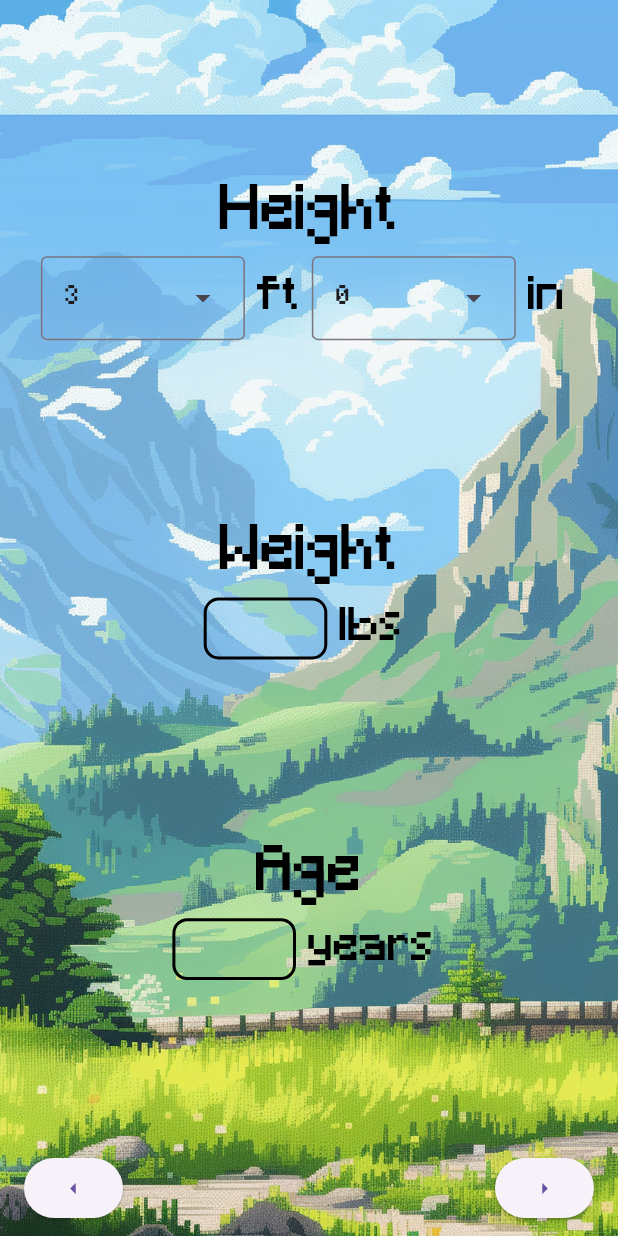
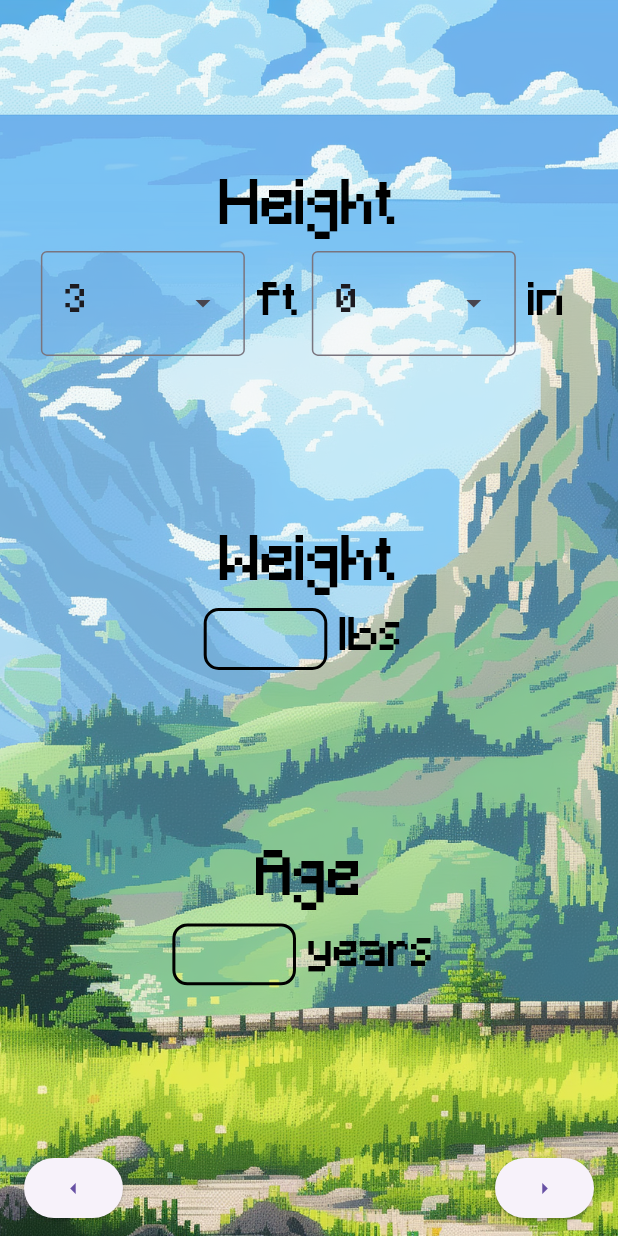
Before and after one commit to arexma/cs125-taskpals, a Flutter app: the screen it shows after launch, after a tap on the "arrow right" icon, on a phone screen of 412 x 824 dp. Run offline on Flutter 3.47's test engine with Material 3 defaults, Android fonts, the light colour scheme and no system bars; our stand-ins replace cloud_firestore, device_info_plus, firebase_core, flutter_dotenv, google_nav_bar, image_picker and 3 more; missing offline and left inert: android_id, health, pixelarticons; accounts and stored records are empty; statements that could not run were skipped.

Commit message:
Changed biometrics menu selector font size, refactored editable_field code

```diff
--- a/lib/screens/first_time_user/biometrics.dart
+++ b/lib/screens/first_time_user/biometrics.dart
@@ -52,7 +52,7 @@ class _Biometrics extends State<Biometrics> {
                     : widget.savedInfo['age'].toString(),
             boxWidth: MediaQuery.of(context).size.width * 0.20,
             boxHeight: MediaQuery.of(context).size.height * 0.05,
-            textSize: 18.0,
+            textSize: 20.0,
             textAlignment: Alignment.center,
             callback: (dynamic value) {
               String key = field == 'lbs' ? 'weight' : 'age';
@@ -74,7 +74,10 @@ class _Biometrics extends State<Biometrics> {
       }
 
       children.add(Padding(
-        padding: const EdgeInsets.only(left: 8.0, right: 8.0),
+        padding: const EdgeInsets.only(
+          left: 8.0,
+          right: 8.0,
+        ),
         child: Text(
           field,
           style: const TextStyle(
@@ -177,6 +180,7 @@ class _MenuState extends State<Menu> {
   Widget build(BuildContext context) {
     return DropdownMenu(
       initialSelection: selectedValue,
+      textStyle: const TextStyle(fontSize: 25.0),
       onSelected: (value) {
         setState(() {
           selectedValue = value;
--- a/lib/screens/first_time_user/starter_tasks.dart
+++ b/lib/screens/first_time_user/starter_tasks.dart
@@ -126,7 +126,7 @@ class _StarterTasks extends State<StarterTasks> {
                     borderColor: Colors.black,
                     borderWidth: 2,
                     borderRadius: 10,
-                    edgeInsets: 5,
+                    padding: 5,
                     textAlignment: Alignment.centerLeft,
                   ),
                   IconButton(
--- a/lib/services/user_data.dart
+++ b/lib/services/user_data.dart
@@ -6,7 +6,7 @@
 //    height --> int (inches)
 //    weight --> int
 //    age --> int
-//    pals_collected --> [string] (unique pal ids)
+//    pals_collected --> [strings] (pal names)
 //    tasks --> [string] (task descriptions)
 //    tasks_completed --> [string]
 //    tasks_deleted --> [string]
--- a/lib/utility/editable_field.dart
+++ b/lib/utility/editable_field.dart
@@ -21,7 +21,7 @@ class EditableTextField extends StatefulWidget {
   final Color? borderColor;
   final double? borderWidth;
   final double? borderRadius;
-  final double? edgeInsets;
+  final double? padding;
   final Color? textColor;
   final Shadow? textShadow;
   final double? textSize;
@@ -37,7 +37,7 @@ class EditableTextField extends StatefulWidget {
     this.borderColor,
     this.borderWidth,
     this.borderRadius,
-    this.edgeInsets,
+    this.padding,
     this.textColor,
     this.textShadow,
     this.textSize,
@@ -108,44 +108,22 @@ class EditableTextFieldState extends State<EditableTextField> {
             ),
             borderRadius: BorderRadius.circular(widget.borderRadius ?? 10),
           ),
-          padding: EdgeInsets.all(widget.edgeInsets ?? 5),
-          child: Align(
-            alignment: widget.textAlignment ?? Alignment.centerLeft,
-            child: _isEditing
-                ? Container(
-                    decoration: BoxDecoration(
-                      boxShadow: [
-                        widget.textShadow == null
-                            ? const BoxShadow(
-                                color: Colors.transparent,
-                              )
-                            : BoxShadow(
-                                color: Colors.black.withOpacity(0.2),
-                                offset: const Offset(2.0, 2.0),
-                                blurRadius: 4.0,
-                              )
-                      ],
-                    ),
+          padding: EdgeInsets.all(widget.padding ?? 5),
+          child: Center(
             child: TextField(
               controller: _controller,
               focusNode: _focusNode,
-                      autofocus: true,
+              autofocus: false,
+              decoration: const InputDecoration(border: InputBorder.none),
               onTapOutside: (PointerDownEvent event) {
                 _handleSave(_controller.text);
               },
               onSubmitted: (String newText) {
                 _handleSave(newText);
               },
-                      textAlign: alignments[
-                              widget.textAlignment ?? Alignment.centerLeft] ??
+              textAlign:
+                  alignments[widget.textAlignment ?? Alignment.centerLeft] ??
                       TextAlign.left,
-                      style: TextStyle(
-                        color: widget.textColor ?? Colors.black,
-                      ),
-                    ),
-                  )
-                : Text(
-                    _controller.text,
               style: TextStyle(
                 color: widget.textColor ?? Colors.black,
                 fontSize: widget.textSize ?? 14.0,
```
Lines whose indentation alone changed are shown as unchanged.
